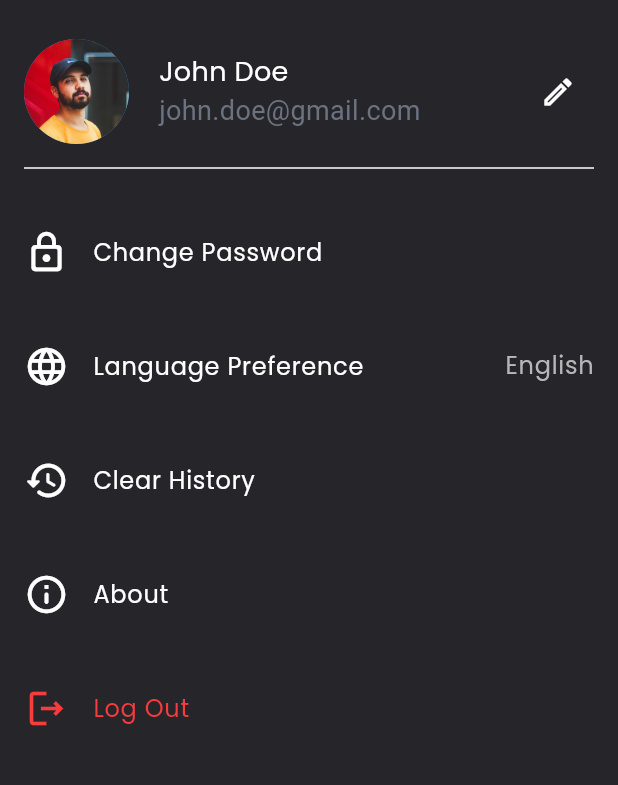
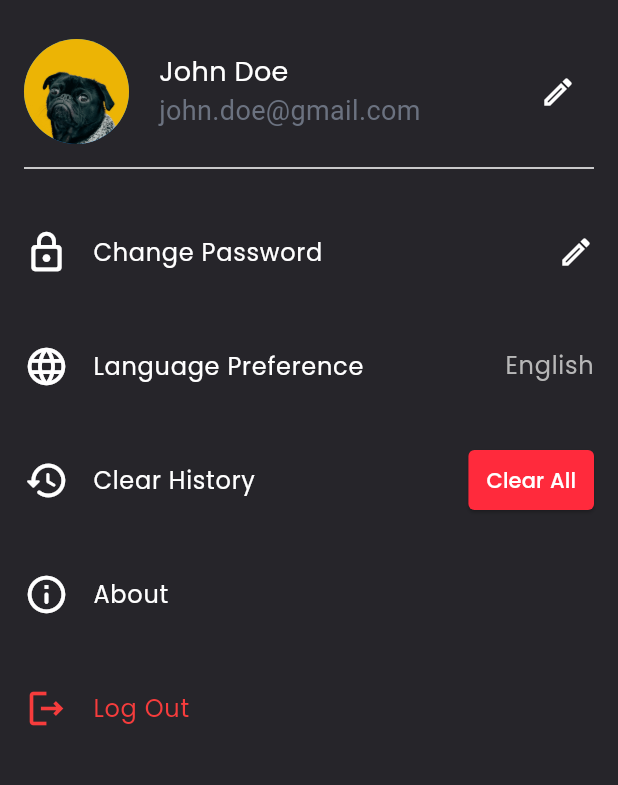
Before and after one commit to A2SV/A2SV-2025-Internship-Pass-Me, a Flutter app: the ProfilePage screen opened by its route, on a phone screen of 412 x 824 dp, the part 69-854 px from its top. Run offline on Flutter 3.47's test engine with Material 3 defaults, Android fonts, the phone set to English and light mode, and no system bars; our stand-ins replace bloc, dartz, equatable, flutter_bloc, font_awesome_flutter, get_it and 1 more.

Commit message:
Update profile picture and enhance Clear History option with button

```diff
--- a/mobile/lib/features/profile/presentation/pages/profile_page.dart
+++ b/mobile/lib/features/profile/presentation/pages/profile_page.dart
@@ -23,7 +23,7 @@ class ProfilePage extends StatelessWidget {
         child: ListView(
           children: [
             PersonalDetails(
-              imageUrl: 'assets/images/profile_picture(hat).jpg',
+              imageUrl: 'assets/images/profile_picture(puppy).jpg',
               name: "John Doe",
               email: "john.doe@gmail.com",
             ),
@@ -36,7 +36,7 @@ class ProfilePage extends StatelessWidget {
               title: "Change Password",
               onTap: () {},
               leadingIcon: Icon(Icons.lock_outline_rounded, size: 30),
-              // trailingIcon: Icon(Icons.edit_outlined),
+              trailingIcon: Icon(Icons.edit_outlined),
             ),
             const SizedBox(height: 20),
             ProfileOption(
@@ -57,24 +57,24 @@ class ProfilePage extends StatelessWidget {
               title: "Clear History",
               onTap: () {},
               leadingIcon: Icon(Icons.history_rounded, size: 30),
-              // trailingIcon: ElevatedButton(
-              //   onPressed: () {},
-              //   style: ElevatedButton.styleFrom(
-              //     backgroundColor: Color(0xFFFF2A3C),
-              //     shape: RoundedRectangleBorder(
-              //       borderRadius: BorderRadius.circular(4.0),
-              //     ),
-              //     padding: EdgeInsets.symmetric(horizontal: 12.0, vertical: 8.0),
-              //   ),
-              //   child: Text(
-              //     "Clear All",
-              //     style: GoogleFonts.poppins(
-              //       color: Colors.white,
-              //       fontSize: 14,
-              //       fontWeight: FontWeight.w500,
-              //     ),
-              //   ),
-              // ),
+              trailingIcon: ElevatedButton(
+                onPressed: () {},
+                style: ElevatedButton.styleFrom(
+                  backgroundColor: Color(0xFFFF2A3C),
+                  shape: RoundedRectangleBorder(
+                    borderRadius: BorderRadius.circular(4.0),
+                  ),
+                  padding: EdgeInsets.symmetric(horizontal: 12.0, vertical: 8.0),
+                ),
+                child: Text(
+                  "Clear All",
+                  style: GoogleFonts.poppins(
+                    color: Colors.white,
+                    fontSize: 14,
+                    fontWeight: FontWeight.w500,
+                  ),
+                ),
+              ),
             ),
             const SizedBox(height: 20),
             ProfileOption(
```
